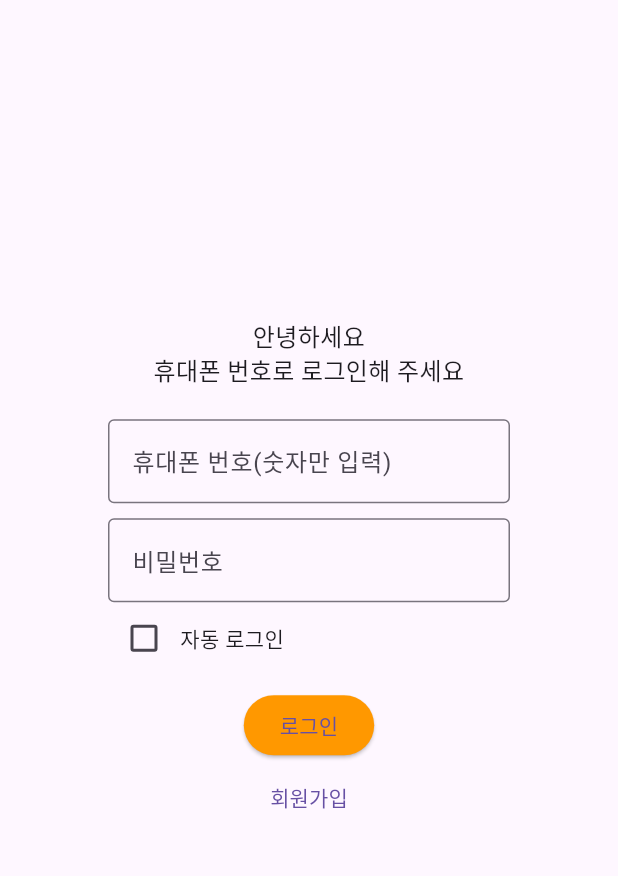
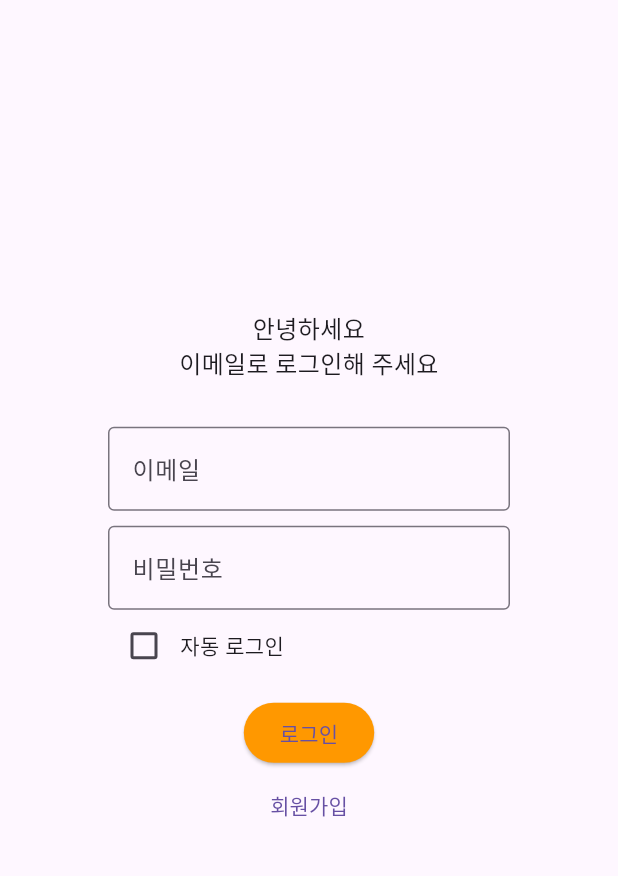
Before and after one commit to opensource3grp/oneroom_finder, a Flutter app: the screen it shows after launch, on a phone screen of 412 x 824 dp, the part 84-960 px from its top. Run offline on Flutter 3.47's test engine with Material 3 defaults, Android fonts, the phone set to English and light mode, and no system bars; our stand-ins replace cloud_firestore, firebase_auth, firebase_core, firebase_storage, image_picker, shared_preferences; accounts and stored records are empty.

Commit message:
로그인 기능

```diff
--- a/lib/signup_screen.dart
+++ b/lib/signup_screen.dart
@@ -1,14 +1,15 @@
+// signup_screen.dart
+
 import 'package:flutter/material.dart';
 import 'package:oneroom_finder/home_screen.dart';
 import 'package:shared_preferences/shared_preferences.dart';
 import 'dart:developer' as developer;
+import 'package:firebase_auth/firebase_auth.dart'; // Firebase Auth 추가
 
-// 로그인/회원가입 화면
 class LoginSignupScreen extends StatefulWidget {
   const LoginSignupScreen({super.key});
 
   @override
-  // ignore: library_private_types_in_public_api
   _LoginSignupScreenState createState() => _LoginSignupScreenState();
 }
 
@@ -18,6 +19,10 @@ class _LoginSignupScreenState extends State<LoginSignupScreen> {
   bool isAutoLogin = false;
 
   final List<String> jobOptions = ['학생', '공인중개사'];
+
+  final TextEditingController emailController = TextEditingController(); // 이메일 컨트롤러
+  final TextEditingController passwordController = TextEditingController(); // 비밀번호 컨트롤러
+  final TextEditingController nicknameController = TextEditingController(); // 닉네임 컨트롤러
 
   @override
   Widget build(BuildContext context) {
@@ -35,31 +40,34 @@ class _LoginSignupScreenState extends State<LoginSignupScreen> {
             children: [
               if (isLogin) ...[
                 const Text(
-                  '안녕하세요\n휴대폰 번호로 로그인해 주세요',
+                  '안녕하세요\n이메일로 로그인해 주세요',
                   textAlign: TextAlign.center,
                   style: TextStyle(fontSize: 16),
                 ),
                 const SizedBox(height: 20),
-                _buildPhoneNumberField(),
-                _buildPasswordField(),
+                _buildEmailField(), // 이메일 입력 필드
+                _buildPasswordField(), // 비밀번호 입력 필드
                 _buildAutoLoginCheckbox(),
                 const SizedBox(height: 10),
                 ElevatedButton(
                   onPressed: () async {
                     developer.log('Login button clicked');
+                    try {
+                      UserCredential userCredential = await FirebaseAuth.instance.signInWithEmailAndPassword(
+                        email: emailController.text.trim(),
+                        password: passwordController.text.trim(),
+                      );
                       final prefs = await SharedPreferences.getInstance();
                       prefs.setBool('autoLogin', isAutoLogin);
                       Navigator.pushReplacement(
-                      // ignore: use_build_context_synchronously
                         context,
-                      MaterialPageRoute(
-                          builder: (context) => const HomeScreen(
-                                posts: [],
-                              )),
+                        MaterialPageRoute(builder: (context) => const HomeScreen(posts: [])),
                       );
+                    } catch (e) {
+                      ScaffoldMessenger.of(context).showSnackBar(SnackBar(content: Text('로그인 실패: $e')));
+                    }
                   },
-                  style:
-                      ElevatedButton.styleFrom(backgroundColor: Colors.orange),
+                  style: ElevatedButton.styleFrom(backgroundColor: Colors.orange),
                   child: const Text('로그인'),
                 ),
                 TextButton(
@@ -72,15 +80,15 @@ class _LoginSignupScreenState extends State<LoginSignupScreen> {
                 ),
               ] else ...[
                 const Text(
-                  '안녕하세요\n휴대폰 번호로 회원가입 해주세요',
+                  '안녕하세요\n이메일로 회원가입 해주세요',
                   textAlign: TextAlign.center,
                   style: TextStyle(fontSize: 16),
                 ),
                 const SizedBox(height: 20),
-                _buildPhoneNumberField(),
-                _buildPasswordField(),
-                _buildPasswordConfirmField(),
-                _buildTextField('닉네임'),
+                _buildEmailField(), // 이메일 입력 필드
+                _buildPasswordField(), // 비밀번호 입력 필드
+                _buildPasswordConfirmField(), // 비밀번호 확인 필드
+                _buildTextField('닉네임'), // 닉네임 입력 필드
                 _buildDropdownField('직업 선택', jobOptions, selectedJob, (value) {
                   setState(() {
                     selectedJob = value;
@@ -88,11 +96,23 @@ class _LoginSignupScreenState extends State<LoginSignupScreen> {
                 }),
                 const SizedBox(height: 10),
                 ElevatedButton(
-                  onPressed: () {
+                  onPressed: () async {
                     developer.log('Signup button clicked');
+                    try {
+                      UserCredential userCredential = await FirebaseAuth.instance.createUserWithEmailAndPassword(
+                        email: emailController.text.trim(),
+                        password: passwordController.text.trim(),
+                      );
+                      // 추가적으로 사용자 정보를 Firestore에 저장하는 로직을 추가할 수 있습니다.
+                      Navigator.pushReplacement(
+                        context,
+                        MaterialPageRoute(builder: (context) => const HomeScreen(posts: [])),
+                      );
+                    } catch (e) {
+                      ScaffoldMessenger.of(context).showSnackBar(SnackBar(content: Text('회원가입 실패: $e')));
+                    }
                   },
-                  style:
-                      ElevatedButton.styleFrom(backgroundColor: Colors.orange),
+                  style: ElevatedButton.styleFrom(backgroundColor: Colors.orange),
                   child: const Text('회원가입'),
                 ),
                 TextButton(
@@ -111,20 +131,25 @@ class _LoginSignupScreenState extends State<LoginSignupScreen> {
     );
   }
 
-  Widget _buildPhoneNumberField() {
-    return TextFormField(
+  Widget _buildEmailField() { // 이메일 입력 필드 생성
+    return Padding(
+      padding: const EdgeInsets.only(top: 10),
+      child: TextFormField(
+        controller: emailController,
         decoration: const InputDecoration(
-        labelText: '휴대폰 번호(숫자만 입력)',
+          labelText: '이메일',
           border: OutlineInputBorder(),
         ),
-      keyboardType: TextInputType.phone,
+        keyboardType: TextInputType.emailAddress,
+      ),
     );
   }
 
-  Widget _buildPasswordField() {
+  Widget _buildPasswordField() { // 비밀번호 입력 필드 생성
     return Padding(
       padding: const EdgeInsets.only(top: 10),
       child: TextFormField(
+        controller: passwordController,
         decoration: const InputDecoration(
           labelText: '비밀번호',
           border: OutlineInputBorder(),
@@ -134,7 +159,7 @@ class _LoginSignupScreenState extends State<LoginSignupScreen> {
     );
   }
 
-  Widget _buildPasswordConfirmField() {
+  Widget _buildPasswordConfirmField() { // 비밀번호 확인 필드 생성
     return Padding(
       padding: const EdgeInsets.only(top: 10),
       child: TextFormField(
@@ -147,53 +172,48 @@ class _LoginSignupScreenState extends State<LoginSignupScreen> {
     );
   }
 
-  Widget _buildDropdownField(String label, List<String> items,
-      String? selectedItem, ValueChanged<String?> onChanged) {
+  Widget _buildDropdownField(String label, List<String> items, String? selectedItem, ValueChanged<String?> onChanged) { // 드롭다운 필드 생성
     return Padding(
       padding: const EdgeInsets.only(top: 10),
-      child: DropdownButtonFormField<String>(
-        decoration: InputDecoration(
-          labelText: label,
-          border: const OutlineInputBorder(),
-        ),
-        value: selectedItem,
-        items: items
-            .map((item) => DropdownMenuItem(
-                  value: item,
-                  child: Text(item),
-                ))
-            .toList(),
-        onChanged: onChanged,
-      ),
-    );
+      child:
+          DropdownButtonFormField<String>(
+            decoration:
+            InputDecoration(labelText:
+            label, border:
+            const OutlineInputBorder()),
+            value:
+            selectedItem,
+            items:
+            items.map((item) =>
+            DropdownMenuItem(value:
+            item, child:
+            Text(item))).toList(),
+            onChanged:
+            onChanged,
+          ));
   }
 
-  Widget _buildTextField(String label) {
+  Widget _buildTextField(String label) { // 일반 텍스트 필드 생성
     return Padding(
-      padding: const EdgeInsets.only(top: 10),
-      child: TextFormField(
-        decoration: InputDecoration(
-          labelText: label,
-          border: const OutlineInputBorder(),
-        ),
-      ),
-    );
+      padding:
+      const EdgeInsets.only(top:
+      10),
+      child:
+      TextFormField(decoration:
+      InputDecoration(labelText:
+      label, border:
+      const OutlineInputBorder()),));
   }
 
-  Widget _buildAutoLoginCheckbox() {
-    return Row(
-      mainAxisAlignment: MainAxisAlignment.start,
-      children: [
-        Checkbox(
-          value: isAutoLogin,
-          onChanged: (value) {
+  Widget _buildAutoLoginCheckbox() { // 자동 로그인 체크박스 생성
+    return Row(mainAxisAlignment:
+    MainAxisAlignment.start, children:[
+      Checkbox(value:isAutoLogin,onChanged:(value){
         setState(() {
-              isAutoLogin = value ?? false;
+          isAutoLogin =
+          value ?? false;
         });
-          },
-        ),
-        const Text('자동 로그인'),
-      ],
-    );
+      },),const
+      Text('자동 로그인'),],);
   }
 }
```
Lines whose indentation alone changed are shown as unchanged.
